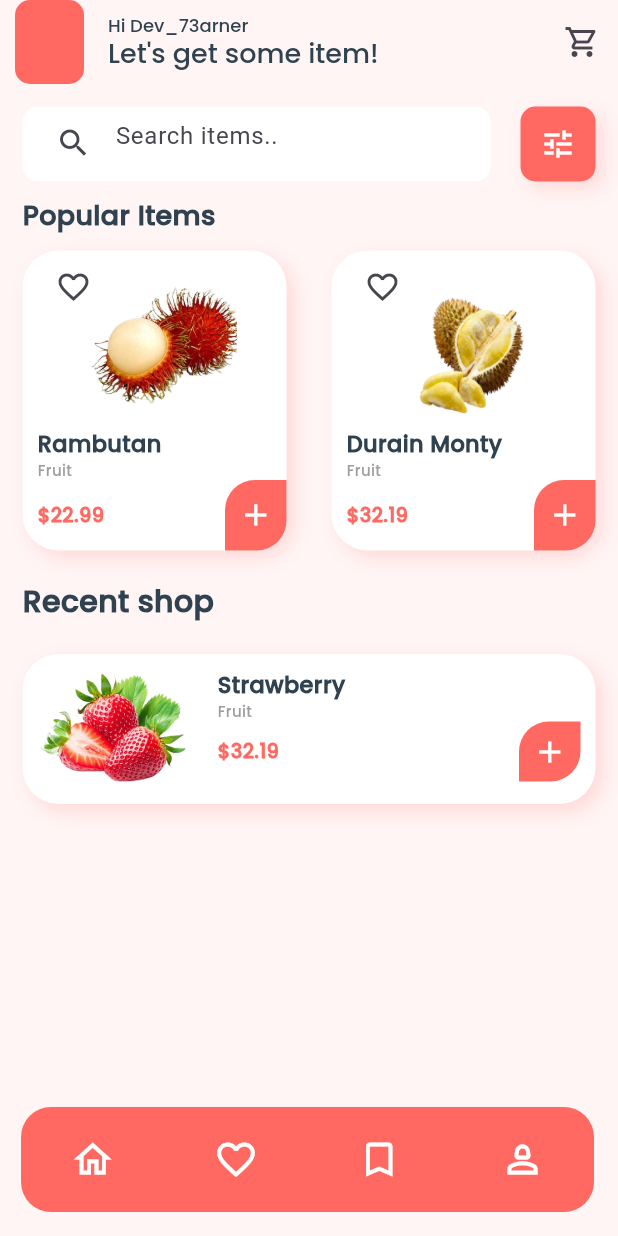
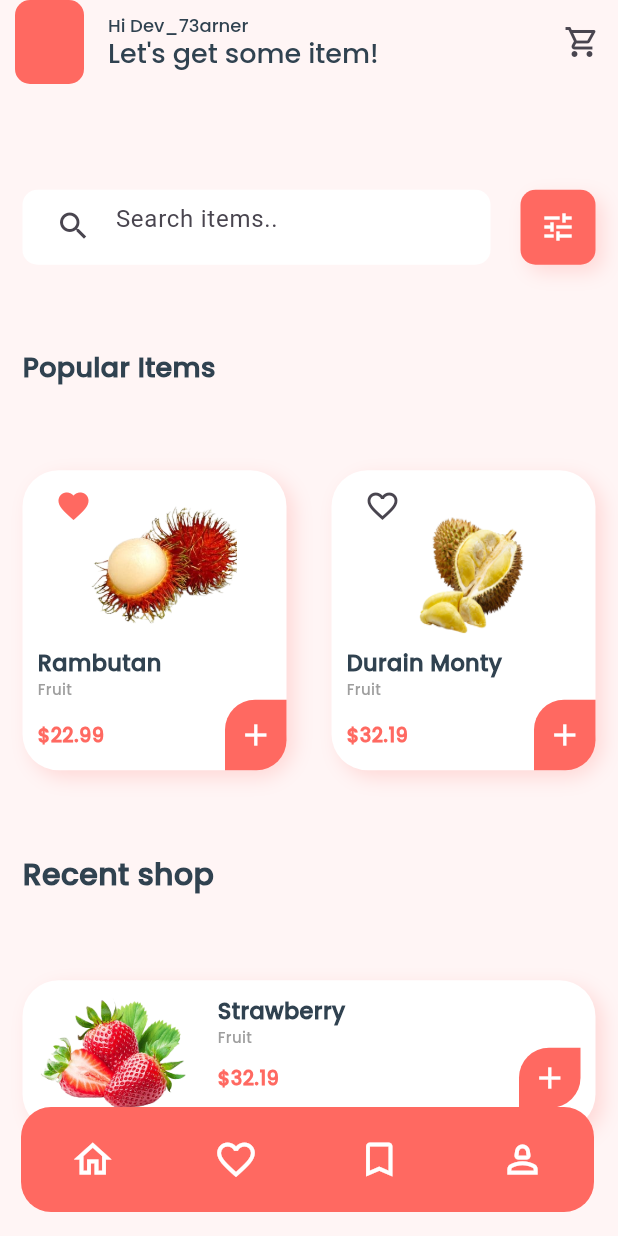
Before and after one commit to Mirzaazmath/fruit_app_ui, a Flutter app: the screen it shows after launch, on a phone screen of 412 x 824 dp. Run offline on Flutter 3.47's test engine with Material 3 defaults, Android fonts, the phone set to English and light mode, and no system bars.

Commit message:
added output

```diff
--- a/lib/screens/home_screen.dart
+++ b/lib/screens/home_screen.dart
@@ -55,6 +55,7 @@ class HomeScreen extends StatelessWidget {
         child: Column(
           crossAxisAlignment: CrossAxisAlignment.start,
           children: [
+            const   Spacer(),
             Row(
               children: [
                 Expanded(child: Container(
@@ -95,9 +96,9 @@ class HomeScreen extends StatelessWidget {
 
               ],
             ),
-           const  SizedBox(height: 10,),
+         const   Spacer(),
             TextUtil(text: "Popular Items",weight: true,size:18,),
-            const  SizedBox(height: 10,),
+            const   Spacer(),
           Row(
             children: [
               Expanded(child:   GestureDetector(
@@ -129,7 +130,7 @@ class HomeScreen extends StatelessWidget {
                               Column(
                                 crossAxisAlignment: CrossAxisAlignment.start,
                                 children: [
-                                  IconButton(onPressed: (){}, icon:const  Icon(Icons.favorite_border)),
+                                  IconButton(onPressed: (){}, icon:  Icon(Icons.favorite,color: T.primaryColor,)),
                                  const SizedBox(height: 70,),
 
                                   TextUtil(text: "Rambutan",weight: true,size: 15,),
@@ -243,9 +244,9 @@ class HomeScreen extends StatelessWidget {
               ),),
             ],
           ),
-            const  SizedBox(height: 20,),
+            const   Spacer(),
             TextUtil(text: "Recent shop",weight: true,size: 20,),
-            const  SizedBox(height: 20,),
+            const   Spacer(),
             Container(
                 height: 100,
                 width: double.infinity,
@@ -306,6 +307,7 @@ class HomeScreen extends StatelessWidget {
 
                 )
             ),
+            const   Spacer(),
 
 
           ],
```
Also changed, not shown: assets/output/Screenshot1.png (added), assets/output/Screenshot2.png (added).
